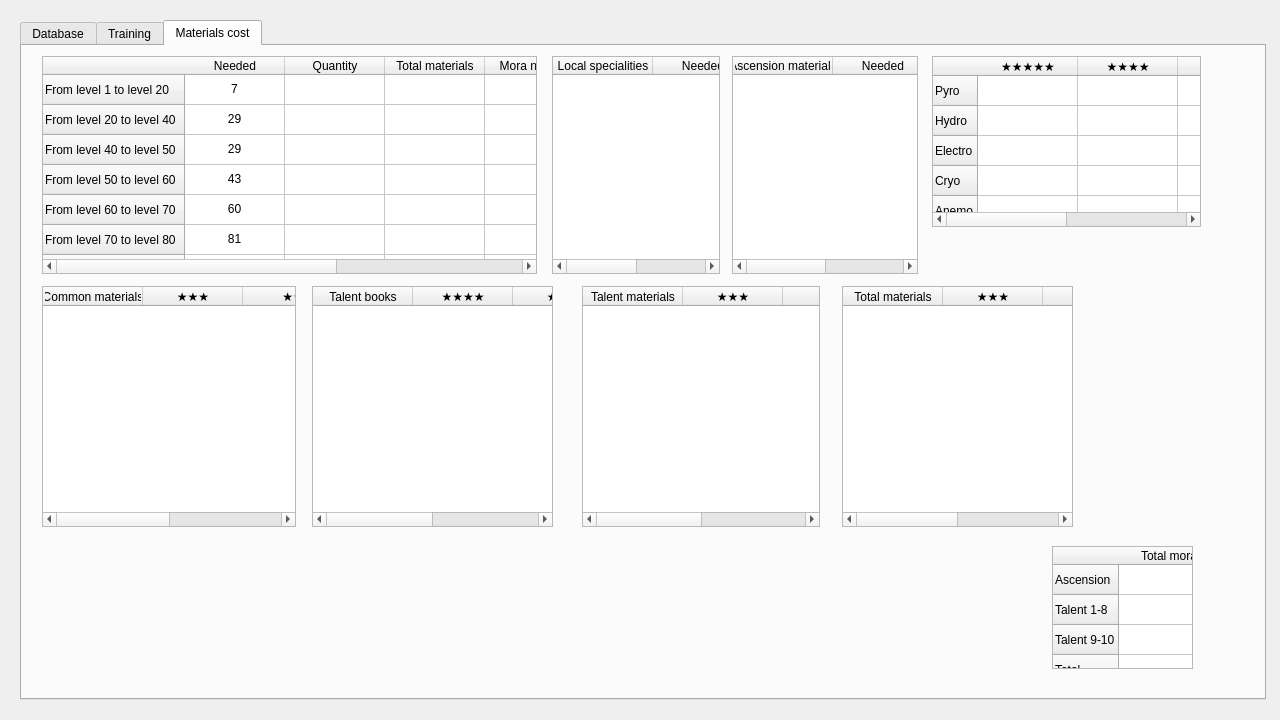
Before: the Qt Designer form genshin_calculator.ui in crimvael/genshin_calculator, drawn with Qt 5.
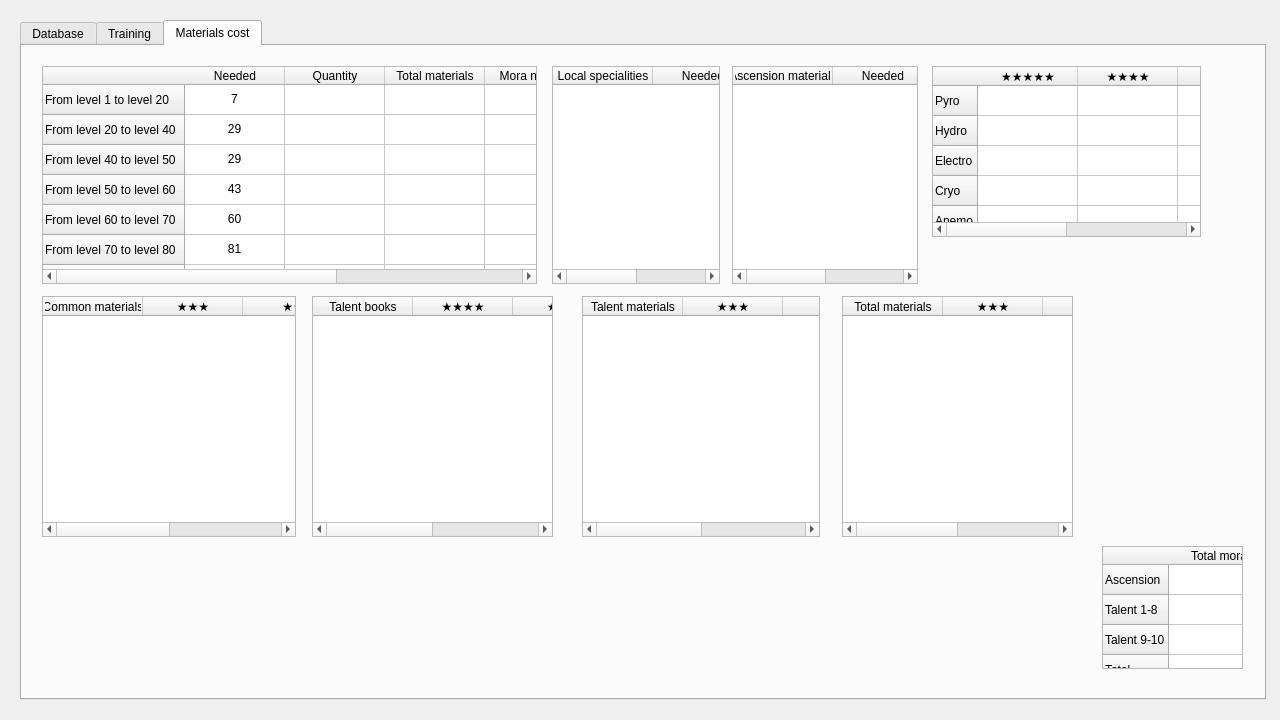
After: the same form once the commit is applied.

Patch:
```diff
--- a/genshin_calculator.ui
+++ b/genshin_calculator.ui
@@ -1298,7 +1298,7 @@
       <property name="geometry">
        <rect>
         <x>20</x>
-        <y>10</y>
+        <y>20</y>
         <width>495</width>
         <height>218</height>
        </rect>
@@ -1699,7 +1699,7 @@
       <property name="geometry">
        <rect>
         <x>530</x>
-        <y>10</y>
+        <y>20</y>
         <width>168</width>
         <height>218</height>
        </rect>
@@ -1749,7 +1749,7 @@
       <property name="geometry">
        <rect>
         <x>710</x>
-        <y>10</y>
+        <y>20</y>
         <width>186</width>
         <height>218</height>
        </rect>
@@ -1799,7 +1799,7 @@
       <property name="geometry">
        <rect>
         <x>910</x>
-        <y>10</y>
+        <y>20</y>
         <width>269</width>
         <height>171</height>
        </rect>
@@ -1938,12 +1938,204 @@
         </font>
        </property>
       </column>
+      <item row="0" column="0">
+       <property name="text">
+        <string/>
+       </property>
+       <property name="textAlignment">
+        <set>AlignCenter</set>
+       </property>
+      </item>
+      <item row="0" column="1">
+       <property name="text">
+        <string/>
+       </property>
+       <property name="textAlignment">
+        <set>AlignCenter</set>
+       </property>
+      </item>
+      <item row="0" column="2">
+       <property name="text">
+        <string/>
+       </property>
+       <property name="textAlignment">
+        <set>AlignCenter</set>
+       </property>
+      </item>
+      <item row="0" column="3">
+       <property name="text">
+        <string/>
+       </property>
+       <property name="textAlignment">
+        <set>AlignCenter</set>
+       </property>
+      </item>
+      <item row="1" column="0">
+       <property name="text">
+        <string/>
+       </property>
+       <property name="textAlignment">
+        <set>AlignCenter</set>
+       </property>
+      </item>
+      <item row="1" column="1">
+       <property name="text">
+        <string/>
+       </property>
+       <property name="textAlignment">
+        <set>AlignCenter</set>
+       </property>
+      </item>
+      <item row="1" column="2">
+       <property name="text">
+        <string/>
+       </property>
+       <property name="textAlignment">
+        <set>AlignCenter</set>
+       </property>
+      </item>
+      <item row="1" column="3">
+       <property name="text">
+        <string/>
+       </property>
+       <property name="textAlignment">
+        <set>AlignCenter</set>
+       </property>
+      </item>
+      <item row="2" column="0">
+       <property name="text">
+        <string/>
+       </property>
+       <property name="textAlignment">
+        <set>AlignCenter</set>
+       </property>
+      </item>
+      <item row="2" column="1">
+       <property name="text">
+        <string/>
+       </property>
+       <property name="textAlignment">
+        <set>AlignCenter</set>
+       </property>
+      </item>
+      <item row="2" column="2">
+       <property name="text">
+        <string/>
+       </property>
+       <property name="textAlignment">
+        <set>AlignCenter</set>
+       </property>
+      </item>
+      <item row="2" column="3">
+       <property name="text">
+        <string/>
+       </property>
+       <property name="textAlignment">
+        <set>AlignCenter</set>
+       </property>
+      </item>
+      <item row="3" column="0">
+       <property name="text">
+        <string/>
+       </property>
+       <property name="textAlignment">
+        <set>AlignCenter</set>
+       </property>
+      </item>
+      <item row="3" column="1">
+       <property name="text">
+        <string/>
+       </property>
+       <property name="textAlignment">
+        <set>AlignCenter</set>
+       </property>
+      </item>
+      <item row="3" column="2">
+       <property name="text">
+        <string/>
+       </property>
+       <property name="textAlignment">
+        <set>AlignCenter</set>
+       </property>
+      </item>
+      <item row="3" column="3">
+       <property name="text">
+        <string/>
+       </property>
+       <property name="textAlignment">
+        <set>AlignCenter</set>
+       </property>
+      </item>
+      <item row="4" column="0">
+       <property name="text">
+        <string/>
+       </property>
+       <property name="textAlignment">
+        <set>AlignCenter</set>
+       </property>
+      </item>
+      <item row="4" column="1">
+       <property name="text">
+        <string/>
+       </property>
+       <property name="textAlignment">
+        <set>AlignCenter</set>
+       </property>
+      </item>
+      <item row="4" column="2">
+       <property name="text">
+        <string/>
+       </property>
+       <property name="textAlignment">
+        <set>AlignCenter</set>
+       </property>
+      </item>
+      <item row="4" column="3">
+       <property name="text">
+        <string/>
+       </property>
+       <property name="textAlignment">
+        <set>AlignCenter</set>
+       </property>
+      </item>
+      <item row="5" column="0">
+       <property name="text">
+        <string/>
+       </property>
+       <property name="textAlignment">
+        <set>AlignCenter</set>
+       </property>
+      </item>
+      <item row="5" column="1">
+       <property name="text">
+        <string/>
+       </property>
+       <property name="textAlignment">
+        <set>AlignCenter</set>
+       </property>
+      </item>
+      <item row="5" column="2">
+       <property name="text">
+        <string/>
+       </property>
+       <property name="textAlignment">
+        <set>AlignCenter</set>
+       </property>
+      </item>
+      <item row="5" column="3">
+       <property name="text">
+        <string/>
+       </property>
+       <property name="textAlignment">
+        <set>AlignCenter</set>
+       </property>
+      </item>
      </widget>
      <widget class="QTableWidget" name="tableWidget_8">
       <property name="geometry">
        <rect>
         <x>290</x>
-        <y>240</y>
+        <y>250</y>
         <width>241</width>
         <height>241</height>
        </rect>
@@ -2018,7 +2210,7 @@
       <property name="geometry">
        <rect>
         <x>20</x>
-        <y>240</y>
+        <y>250</y>
         <width>254</width>
         <height>241</height>
        </rect>
@@ -2102,7 +2294,7 @@
       <property name="geometry">
        <rect>
         <x>560</x>
-        <y>240</y>
+        <y>250</y>
         <width>238</width>
         <height>241</height>
        </rect>
@@ -2176,7 +2368,7 @@
      <widget class="QTableWidget" name="tableWidget_11">
       <property name="geometry">
        <rect>
-        <x>1030</x>
+        <x>1080</x>
         <y>500</y>
         <width>141</width>
         <height>123</height>
@@ -2260,7 +2452,7 @@
       <property name="geometry">
        <rect>
         <x>820</x>
-        <y>240</y>
+        <y>250</y>
         <width>231</width>
         <height>241</height>
        </rect>
```
